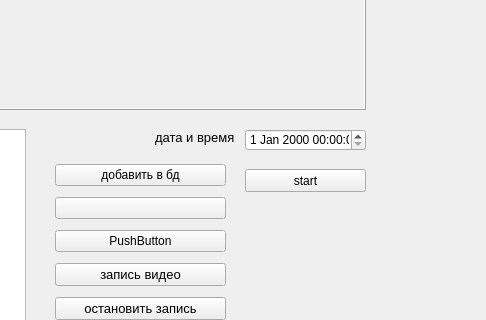
Before: the Qt Designer form mainWindow.ui in vikt-l/FaceRecognitionProject, drawn with Qt 5; both pictures show x 565 to 1051 and y 258 to 578 of the 1051 by 772 pixel window.
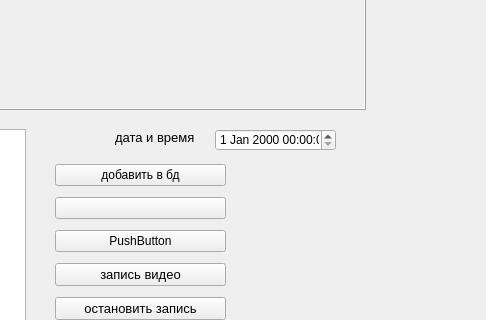
After: the same form once the commit is applied.

```diff
--- a/mainWindow.ui
+++ b/mainWindow.ui
@@ -151,7 +151,7 @@
    <widget class="QDateTimeEdit" name="dateTimeEd">
     <property name="geometry">
      <rect>
-      <x>810</x>
+      <x>780</x>
       <y>370</y>
       <width>121</width>
       <height>22</height>
@@ -161,7 +161,7 @@
    <widget class="QLabel" name="lbl_date">
     <property name="geometry">
      <rect>
-      <x>720</x>
+      <x>680</x>
       <y>370</y>
       <width>91</width>
       <height>16</height>
@@ -199,19 +199,6 @@
      <string>TextLabel</string>
     </property>
    </widget>
-   <widget class="QPushButton" name="start">
-    <property name="geometry">
-     <rect>
-      <x>810</x>
-      <y>410</y>
-      <width>121</width>
-      <height>23</height>
-     </rect>
-    </property>
-    <property name="text">
-     <string>start</string>
-    </property>
-   </widget>
   </widget>
   <widget class="QMenuBar" name="menubar">
    <property name="geometry">
```
